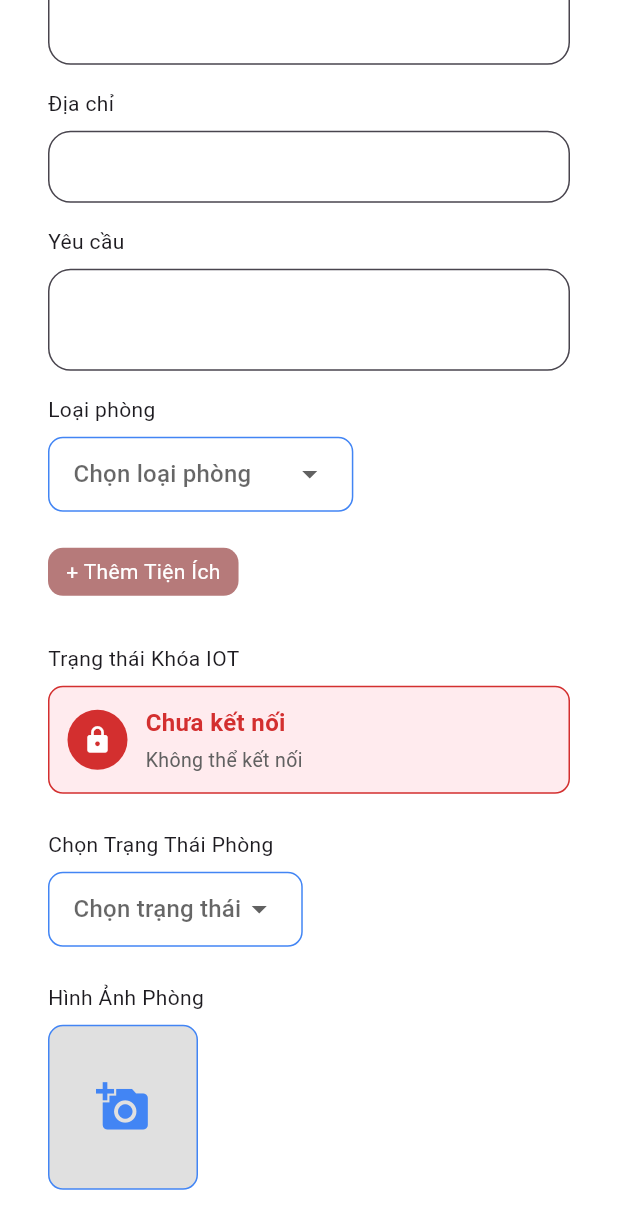
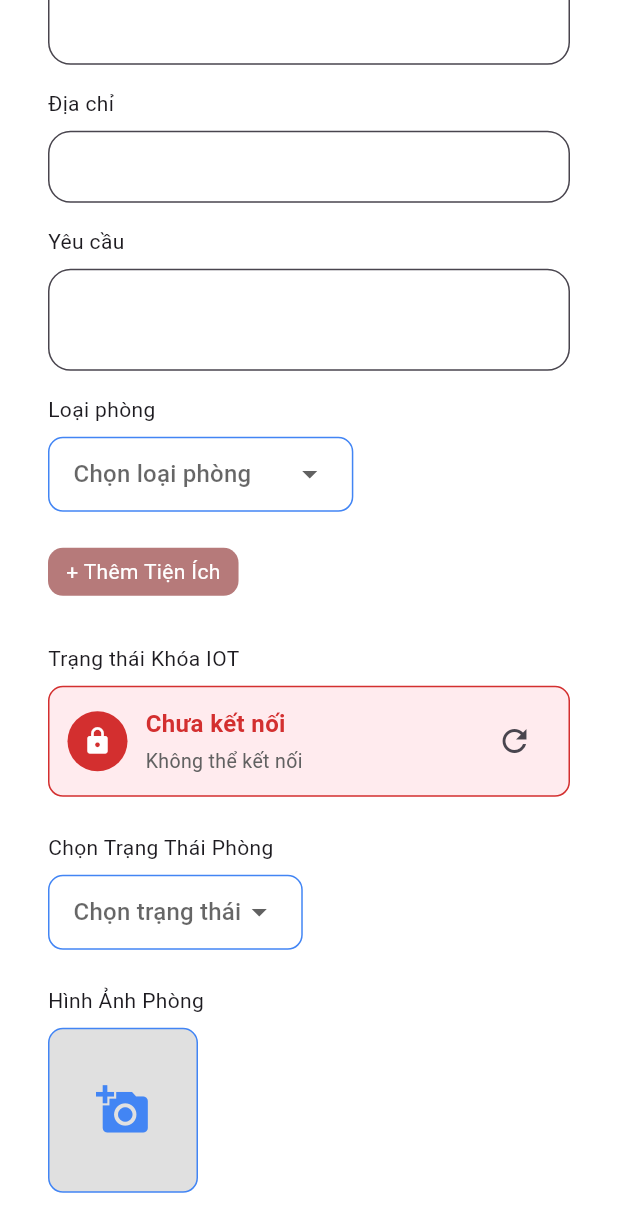
Before and after one commit to nho-moi-so/quan-ly-tim-kiem-phong-tro, a Flutter app: the DetailApartmentScreen screen opened directly, scrolled down 576 dp, on a phone screen of 412 x 824 dp. Shown: the top 1232 px of the screen. Run offline on Flutter 3.47's test engine with Material 3 defaults, Android fonts, the phone set to English and light mode, and no system bars; our stand-ins replace cloud_firestore, firebase_core, fl_chart, flutter_svg, image_picker, pie_chart and 1 more; accounts and stored records are empty; network calls fail.

```diff
--- a/quan_ly_tim_kiem_phong_tro_fe/lib/features/owner/widgets/apartment/card_room_detail_widget.dart
+++ b/quan_ly_tim_kiem_phong_tro_fe/lib/features/owner/widgets/apartment/card_room_detail_widget.dart
@@ -385,9 +385,12 @@ class _CardRoomDetailWidgetState extends State<CardRoomDetailWidget> {
               children: [
               const Text('Trạng thái Khóa IOT'),
               const SizedBox(height: 8),
-              GestureDetector(
-                child: FutureBuilder<bool>(
-                  future: ApartmentController().checkIOTConnection(roomCodeController.text),
+              StatefulBuilder(
+                builder: (context, setStateSB) {
+                // tạo future mới mỗi lần build để FutureBuilder kiểm tra lại
+                final future = ApartmentController().checkIOTConnection(roomCodeController.text);
+                return FutureBuilder<bool>(
+                  future: future,
                   builder: (context, snapshot) {
                   final bool isConnected = snapshot.data == true;
                   Color bg;
@@ -438,11 +441,33 @@ class _CardRoomDetailWidgetState extends State<CardRoomDetailWidget> {
                         ],
                       ),
                       ),
+                      // Nút refresh đơn giản để cập nhật lại trạng thái
+                      snapshot.connectionState == ConnectionState.waiting
+                        ? SizedBox(
+                          width: 36,
+                          height: 36,
+                          child: Center(
+                          child: SizedBox(
+                            width: 18,
+                            height: 18,
+                            child: CircularProgressIndicator(strokeWidth: 2),
+                          ),
+                          ),
+                        )
+                        : IconButton(
+                          icon: const Icon(Icons.refresh),
+                          tooltip: 'Cập nhật trạng thái',
+                          onPressed: () {
+                          // rebuild StatefulBuilder -> tạo lại future và kiểm tra lại
+                          setStateSB(() {});
+                          },
+                        ),
                     ],
                     ),
                   );
                   },
-                ),
+                );
+                },
               ),
               ],
             ),
```
Also changed, not shown: 2 other files. Lines whose indentation alone changed are shown as unchanged.
